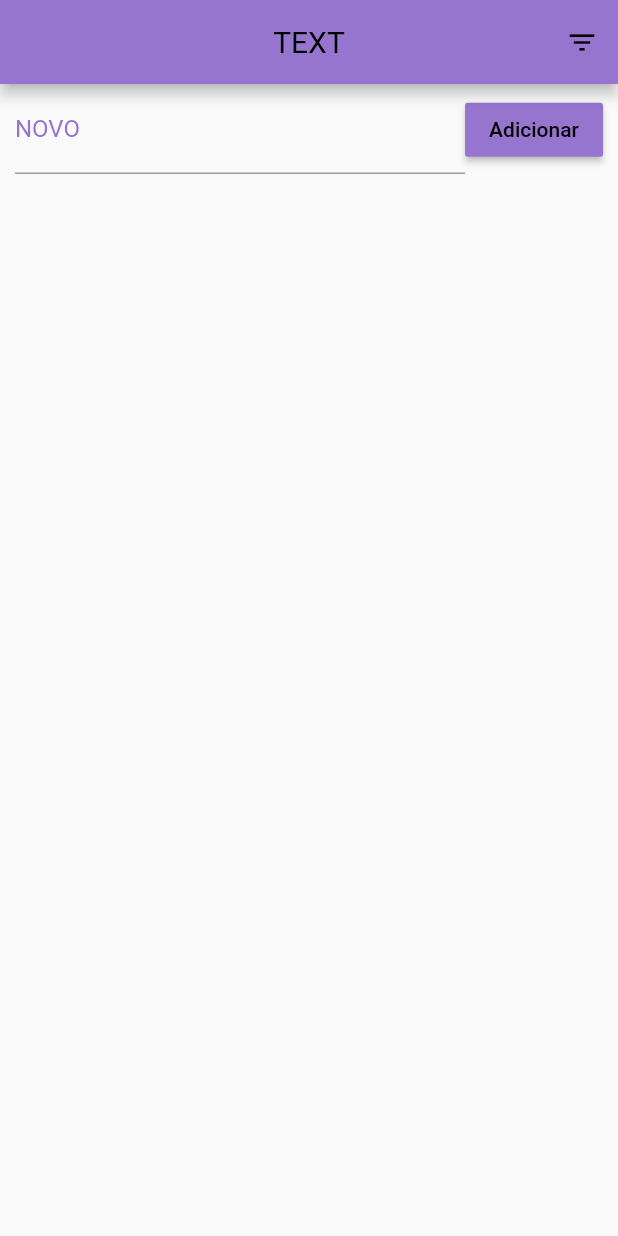
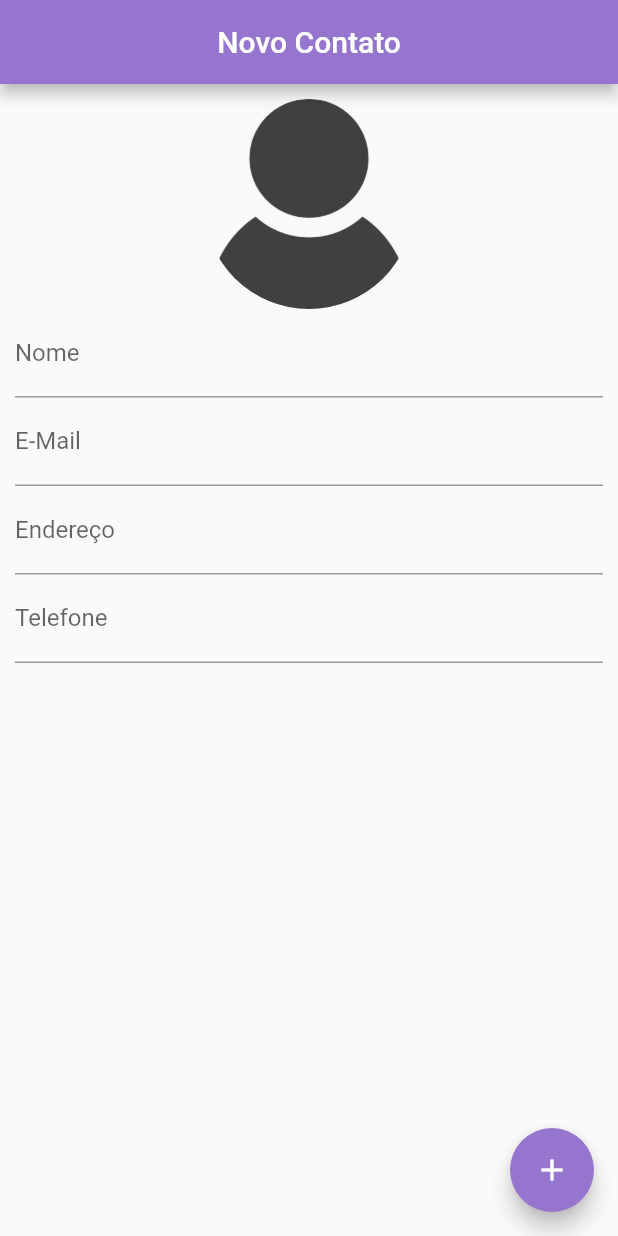
Before and after one commit to edermendes2016/flutter-stopwatch, a Flutter app: the screen it shows after launch, on a phone screen of 412 x 824 dp. Run offline on Flutter 3.47's test engine with Material 2 defaults, Android fonts, the phone set to English and light mode, and no system bars; our stand-ins replace sqflite; accounts and stored records are empty.

Commit message:
Tela de edita/cria contato

```diff
--- /dev/null
+++ b/lib/components/contact-page.dart
@@ -0,0 +1,99 @@
+import 'dart:io';
+
+import 'package:flutter/material.dart';
+import 'package:stopwatch/components/floating.dart';
+import 'package:stopwatch/models/contact.dart';
+
+class ContactPage extends StatefulWidget {
+  final Contact contact;
+  ContactPage({this.contact});
+  _ContactPageState createState() => _ContactPageState();
+}
+
+class _ContactPageState extends State<ContactPage> {
+  bool _contactEdition = false;
+  Contact _editContact;
+
+  //Controllers
+  final _nameController = TextEditingController();
+  final _emailController = TextEditingController();
+  final _adressController = TextEditingController();
+  final _phoneController = TextEditingController();
+
+  @override
+  void initState() {
+    super.initState();
+
+    if (widget.contact == null) {
+      _editContact = Contact();
+    } else {
+      _editContact = Contact.fromMap(widget.contact.toMap());
+      _nameController.text = _editContact.name;
+      _emailController.text = _editContact.email;
+      _adressController.text = _editContact.adress;
+      _phoneController.text = _editContact.phone;
+    }
+  }
+
+  @override
+  Widget build(BuildContext context) {
+    return Scaffold(
+      appBar: AppBar(
+        backgroundColor: Colors.deepPurple[300],
+        title: Text(_editContact.name ?? "Novo Contato"),
+        centerTitle: true,
+      ),
+      floatingActionButton: AppFloating(),
+      body: SingleChildScrollView(
+        padding: EdgeInsets.all(10.0),
+        child: Column(
+          children: <Widget>[
+            GestureDetector(
+              child: Container(
+                  width: 140.0,
+                  height: 140.0,
+                  decoration: BoxDecoration(
+                      shape: BoxShape.circle,
+                      image: DecorationImage(
+                          image: _editContact.img != null
+                              ? FileImage(File(_editContact.img))
+                              : AssetImage("lib/images/person.png")))),
+            ),
+            TextField(
+              decoration: InputDecoration(labelText: "Nome"),
+              onChanged: (text) {
+                _contactEdition = true;
+                setState(() {
+                  _editContact.name = text;
+                });
+              },
+            ),
+            TextField(
+              decoration: InputDecoration(labelText: "E-Mail"),
+              onChanged: (text) {
+                _contactEdition = true;
+                _editContact.email = text;
+              },
+              keyboardType: TextInputType.emailAddress,
+            ),
+            TextField(
+              decoration: InputDecoration(labelText: "Endereço"),
+              onChanged: (text) {
+                _contactEdition = true;
+                _editContact.adress = text;
+              },
+            ),
+            TextField(
+              decoration: InputDecoration(labelText: "Telefone"),
+              onChanged: (text) {
+                _contactEdition = true;
+                _editContact.phone = text;
+              },
+              keyboardType: TextInputType.phone,
+            )
+          ],
+        ),
+      ),
+    );
+  }
+}
--- /dev/null
+++ b/lib/components/floating.dart
@@ -0,0 +1,12 @@
+import 'package:flutter/material.dart';
+
+class AppFloating extends StatelessWidget {
+  @override
+  Widget build(BuildContext context) {
+    return new FloatingActionButton(
+      onPressed: () {},
+      child: Icon(Icons.add),
+      backgroundColor: Colors.deepPurple[300],
+    );
+  }
+}
--- a/lib/models/contact.dart
+++ b/lib/models/contact.dart
@@ -18,6 +18,8 @@ class Contact {
   String img;
   DateTime dataCreation;
   bool active;
+
+  Contact();
 
   Contact.fromMap(Map map) {
     id = map[idCollumn];
--- a/lib/views/body.dart
+++ /dev/null
@@ -1,22 +0,0 @@
-import 'package:flutter/material.dart';
-import 'package:stopwatch/views/button.dart';
-import 'package:stopwatch/views/textField.dart';
-
-class AppBody extends StatelessWidget {
-  @override
-  Widget build(BuildContext context) {
-    return new Column(
-      children: <Widget>[
-        Container(
-          padding: EdgeInsets.fromLTRB(10.0, 1.0, 10.0, 1.0),
-          child: Row(
-            children: <Widget>[
-              AppTextField(),
-              AppButton()
-            ],
-          ),
-        )
-      ],
-    );
-  }
-}
--- a/pubspec.yaml
+++ b/pubspec.yaml
@@ -46,7 +46,8 @@ flutter:
   # assets:
   #  - images/a_dot_burr.jpeg
   #  - images/a_dot_ham.jpeg
-
+  assets:
+    - lib/images/person.png
   # An image asset can refer to one or more resolution-specific "variants", see
   # https://flutter.io/assets-and-images/#resolution-aware.
 
```
Also changed, not shown: lib/main.dart (+79 -7 lines), lib/components/body.dart (added), lib/components/button.dart (renamed from lib/views/button.dart), lib/components/textField.dart (renamed from lib/views/textField.dart), lib/images/person.png (added).
